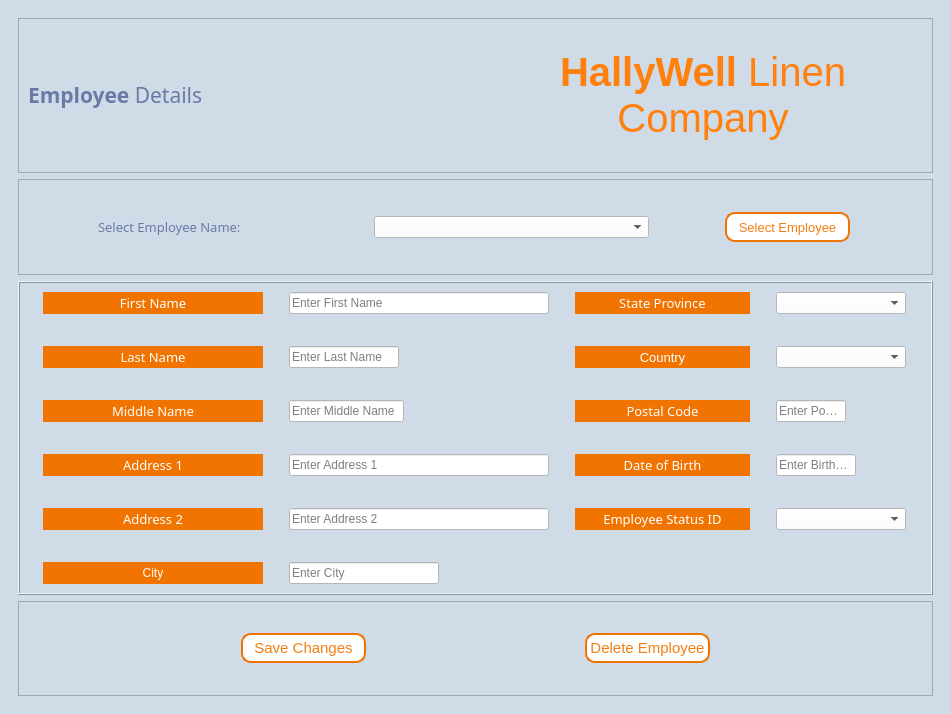
This is Hallywell CRMS v1/UI Files/EmployeeDetailsForm.ui in apduong/CIS-3365 as Qt 5 draws it before an edit. The edited form follows.
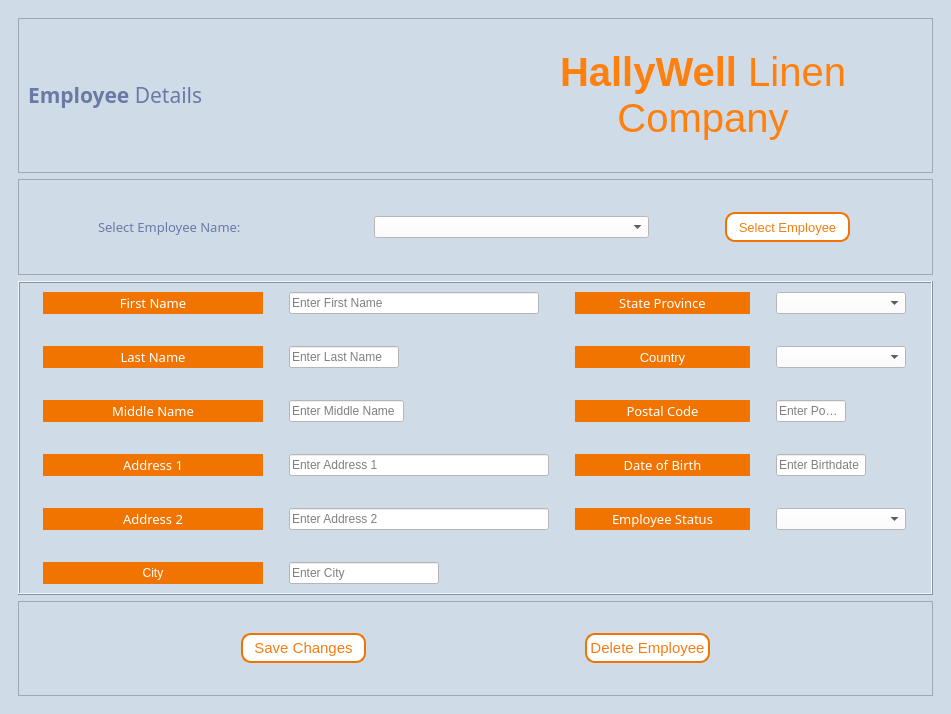
This is the edited form.

Diff of the .ui file:
```diff
--- a/Hallywell CRMS v1/UI Files/EmployeeDetailsForm.ui
+++ b/Hallywell CRMS v1/UI Files/EmployeeDetailsForm.ui
@@ -301,9 +301,15 @@
            </item>
            <item row="6" column="3">
             <widget class="QLineEdit" name="lineEdit_DateOfBirth">
+             <property name="minimumSize">
+              <size>
+               <width>90</width>
+               <height>0</height>
+              </size>
+             </property>
              <property name="maximumSize">
               <size>
-               <width>80</width>
+               <width>90</width>
                <height>16777215</height>
               </size>
              </property>
@@ -374,7 +380,7 @@
              </property>
              <property name="maximumSize">
               <size>
-               <width>260</width>
+               <width>250</width>
                <height>16777215</height>
               </size>
              </property>
@@ -594,7 +600,7 @@
               </font>
              </property>
              <property name="text">
-              <string>Employee Status ID</string>
+              <string>Employee Status</string>
              </property>
              <property name="alignment">
               <set>Qt::AlignCenter</set>
```
Left out of the diff: 74 changed lines with no effect on the pictures.
